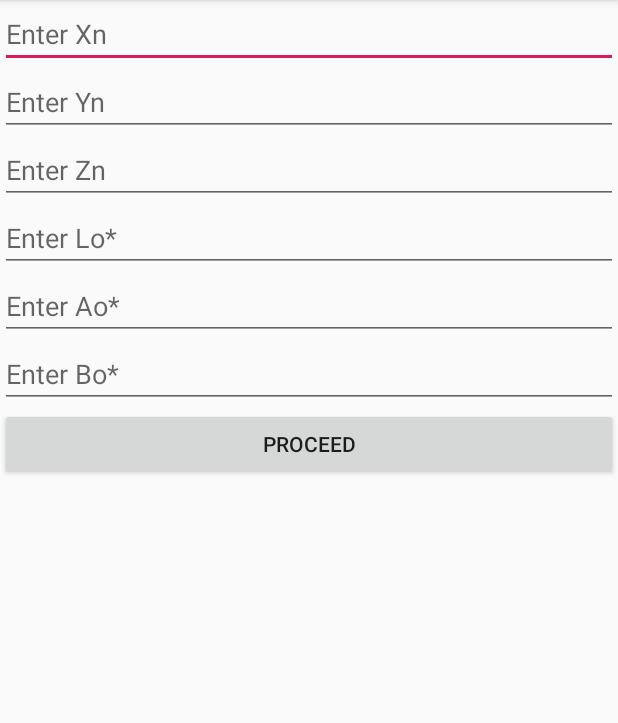
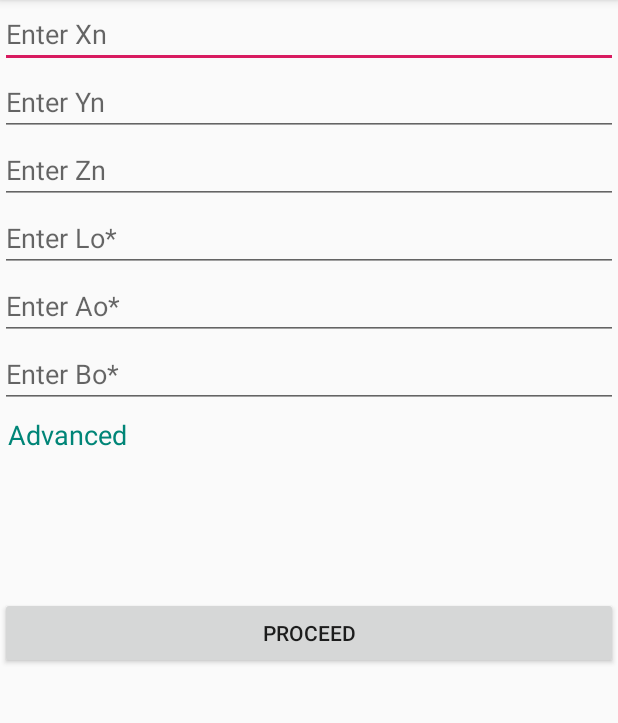
Before and after one commit to JayjeetAtGithub/pH-Finder-Offline, an Android app: the screen it shows after launch (ParamsActivity), after a tap on "PROCEED", on a phone screen of 412 x 824 dp, the part 84-807 px from its top. Run offline under Robolectric (Android 15) with nearby library versions, the phone set to English and light mode, and no system bars; pictures from the network do not load.

Commit message:
Added m and c value support

```diff
--- a/app/src/main/java/com/phdetector/jayjeet/phdetector/ParamsActivity.java
+++ b/app/src/main/java/com/phdetector/jayjeet/phdetector/ParamsActivity.java
@@ -6,11 +6,13 @@ import android.os.Bundle;
 import android.view.View;
 import android.widget.Button;
 import android.widget.EditText;
+import android.widget.TextView;
 
 public class ParamsActivity extends AppCompatActivity {
 
     private Integer r,g,b;
-    EditText xn,yn,zn,lostar,aostar,bostar;
+    EditText xn,yn,zn,lostar,aostar,bostar,m_value,c_value;
+    TextView advancedButton;
     Button proceed;
 
     @Override
@@ -30,7 +32,26 @@ public class ParamsActivity extends AppCompatActivity {
         lostar = findViewById(R.id.l0_star);
         aostar = findViewById(R.id.a0_star);
         bostar = findViewById(R.id.b0_star);
+        m_value = findViewById(R.id.value_m);
+        c_value = findViewById(R.id.value_c);
+
         proceed = findViewById(R.id.proceed_button);
+        advancedButton = findViewById(R.id.advanced_button);
+
+        advancedButton.setOnClickListener(new View.OnClickListener() {
+            @Override
+            public void onClick(View v) {
+
+                if(m_value.getVisibility() == View.VISIBLE && c_value.getVisibility() == View.VISIBLE) {
+                    m_value.setVisibility(View.INVISIBLE);
+                    c_value.setVisibility(View.INVISIBLE);
+                }
+                else{
+                    m_value.setVisibility(View.VISIBLE);
+                    c_value.setVisibility(View.VISIBLE);
+                }
+            }
+        });
 
         proceed.setOnClickListener(new View.OnClickListener() {
             @Override
--- a/app/src/main/res/layout/activity_params.xml
+++ b/app/src/main/res/layout/activity_params.xml
@@ -7,6 +7,14 @@
     tools:context=".ParamsActivity"
     android:orientation="vertical">
 
+    <ScrollView
+        android:layout_width="match_parent"
+        android:layout_height="wrap_content">
+
+    <LinearLayout
+        android:layout_width="match_parent"
+        android:layout_height="wrap_content"
+        android:orientation="vertical">
     <EditText
         android:id="@+id/xn"
         android:hint="Enter Xn"
@@ -49,9 +57,37 @@
         android:layout_width="match_parent"
         android:layout_height="wrap_content" />
 
+    <TextView
+        android:id="@+id/advanced_button"
+        android:layout_width="match_parent"
+        android:layout_height="wrap_content"
+        android:text="Advanced"
+        android:textSize="18dp"
+        android:textColor="@color/colorPrimary"
+        android:layout_margin="5dp"/>
+
+    <EditText
+        android:id="@+id/value_m"
+        android:hint="Enter Slope (m)"
+        android:inputType="numberDecimal"
+        android:visibility="invisible"
+        android:layout_width="match_parent"
+        android:layout_height="wrap_content" />
+
+    <EditText
+        android:id="@+id/value_c"
+        android:hint="Enter Intercept(c)"
+        android:inputType="numberDecimal"
+        android:visibility="invisible"
+        android:layout_width="match_parent"
+        android:layout_height="wrap_content" />
+
     <Button
         android:id="@+id/proceed_button"
         android:layout_width="match_parent"
         android:layout_height="wrap_content"
         android:text="Proceed"/>
+
+    </LinearLayout>
+    </ScrollView>
 </LinearLayout>
```
